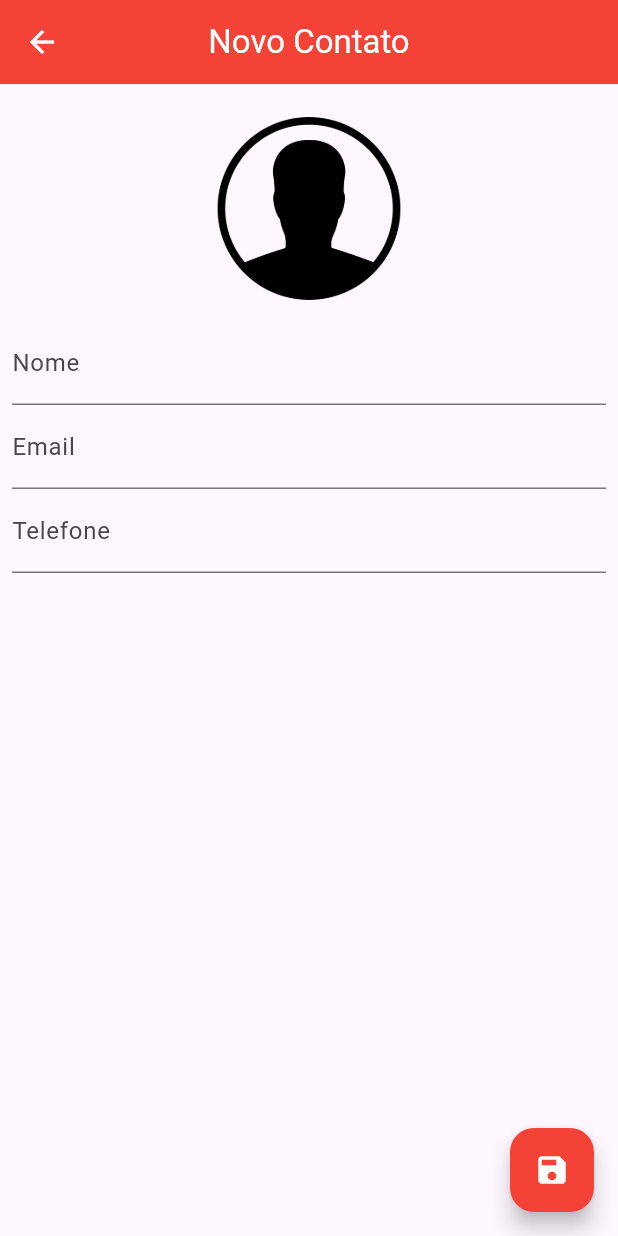
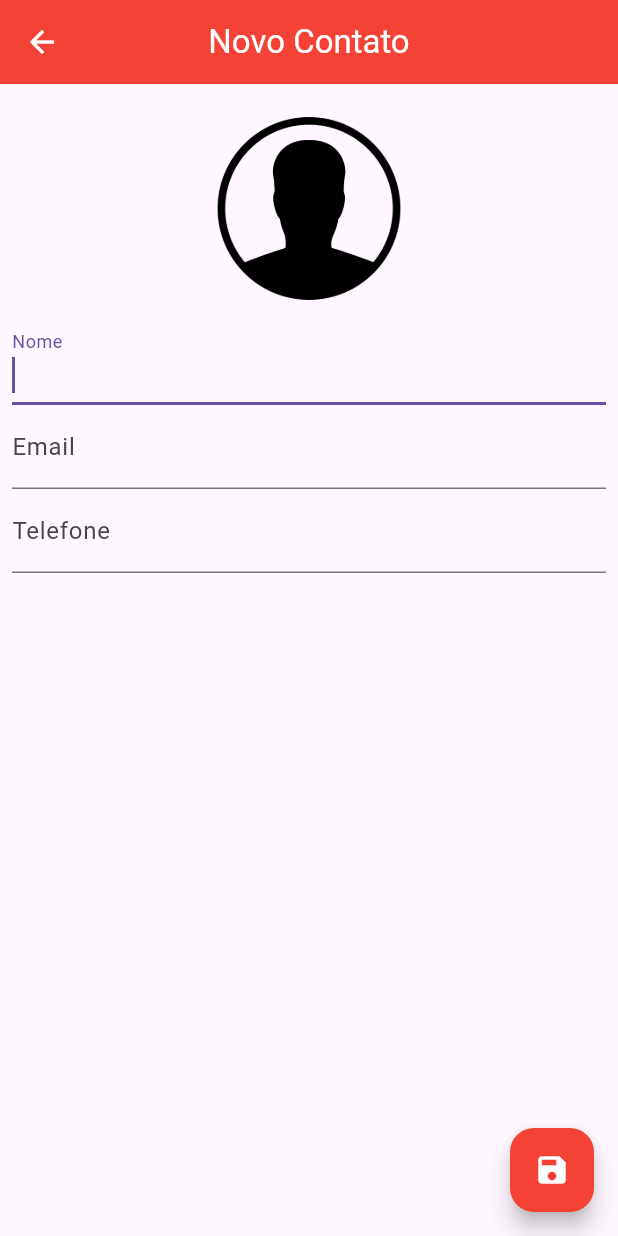
Before and after one commit to iraponan/agenda, a Flutter app: the ContactPage screen opened directly, after a tap on the "save" icon, on a phone screen of 412 x 824 dp. Run offline on Flutter 3.47's test engine with Material 3 defaults, Android fonts, the phone set to English and light mode, and no system bars; our stand-ins replace brasil_fields, sqflite; accounts and stored records are empty.

Commit message:
Retornando o contato modificado.

```diff
--- a/lib/pages/contact_page.dart
+++ b/lib/pages/contact_page.dart
@@ -22,6 +22,8 @@ class _ContactPageState extends State<ContactPage> {
   final TextEditingController _emailController = TextEditingController();
   final TextEditingController _phoneController = TextEditingController();
 
+  final FocusNode _nameFocus = FocusNode();
+
   @override
   Widget build(BuildContext context) {
     return Scaffold(
@@ -37,7 +39,13 @@ class _ContactPageState extends State<ContactPage> {
       ),
       floatingActionButton: FloatingActionButton(
         backgroundColor: Colors.red,
-        onPressed: () {},
+        onPressed: () {
+          if ((_editedContact.name ?? '').isNotEmpty) {
+            Navigator.pop(context, _editedContact);
+          } else {
+            FocusScope.of(context).requestFocus(_nameFocus);
+          }
+        },
         child: const Icon(
           Icons.save,
           color: Colors.white,
@@ -73,6 +81,7 @@ class _ContactPageState extends State<ContactPage> {
                 });
               },
               controller: _nameController,
+              focusNode: _nameFocus,
             ),
             TextField(
               decoration: const InputDecoration(
```
